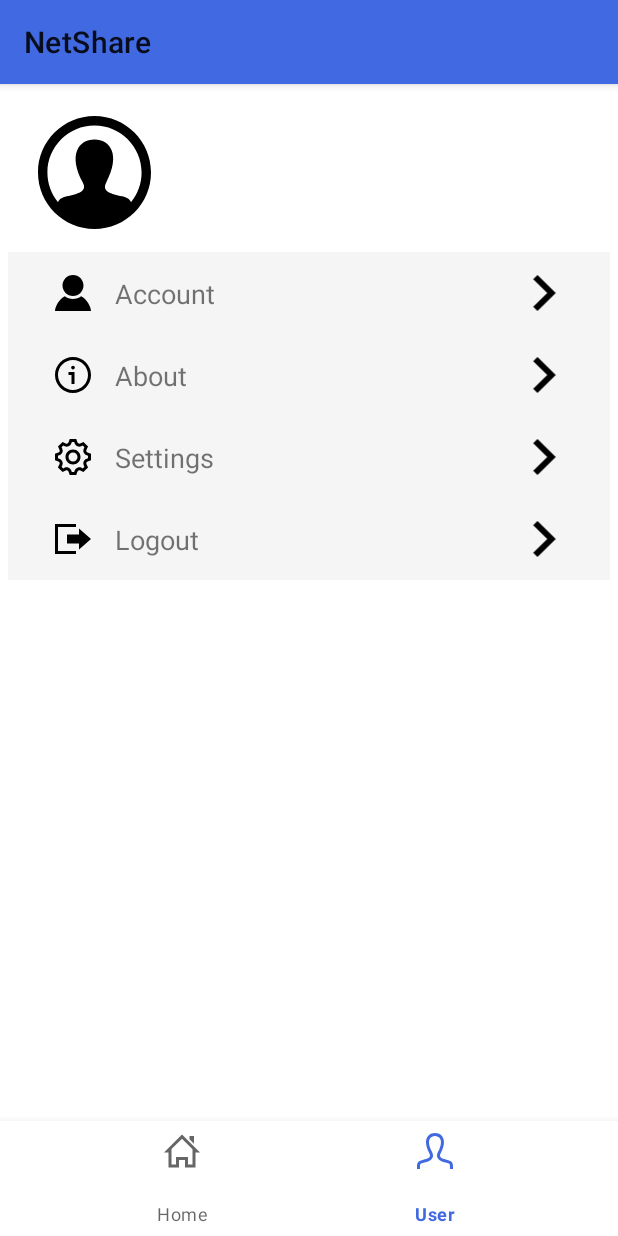
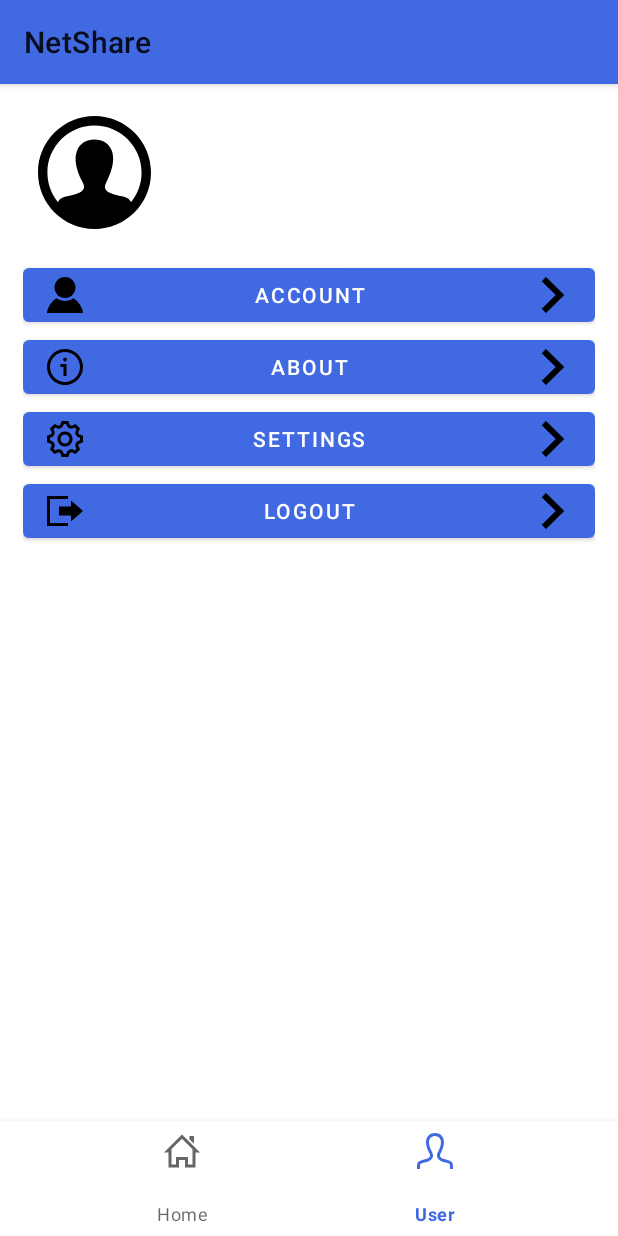
Before and after one commit to JerryFhuurr/NetShare, an Android app: the UserFragment screen opened through its navigation route, on a phone screen of 412 x 824 dp. Run offline under Robolectric (Android 15) with nearby library versions, the phone set to English and light mode, and no system bars; our stand-ins replace Firebase (no records; nobody signed in at launch, a user with empty details on screens opened directly), navigation-ui.

Commit message:
modify the buttons of items in user page but not set the style and functions(do this 31st March)

```diff
--- a/app/src/main/java/com/and/netshare/home/userlist/UserAdapter.java
+++ /dev/null
@@ -1,49 +0,0 @@
-package com.and.netshare.home.userlist;
-
-import android.view.LayoutInflater;
-import android.view.View;
-import android.view.ViewGroup;
-import android.widget.ImageView;
-import android.widget.TextView;
-
-import androidx.annotation.NonNull;
-import androidx.recyclerview.widget.RecyclerView;
-
-import com.and.netshare.R;
-
-import java.util.ArrayList;
-
-public class UserAdapter extends RecyclerView.Adapter<UserAdapter.ViewHolder> {
-    private ArrayList<UserItem> items;
-
-    UserAdapter(ArrayList<UserItem> list){
-        this.items = list;
-    }
-
-    public ViewHolder onCreateViewHolder(@NonNull ViewGroup parent, int viewType) {
-        LayoutInflater inflater = LayoutInflater.from(parent.getContext());
-        View view = inflater.inflate(R.layout.user_setting_item, parent, false);
-        return new ViewHolder(view);
-    }
-
-    public void onBindViewHolder(@NonNull ViewHolder viewHolder, int position) {
-        viewHolder.item_name.setText(items.get(position).getTitle());
-        viewHolder.item_icon.setImageResource(items.get(position).getIconId());
-    }
-
-    public int getItemCount() {
-        return items.size();
-    }
-
-
-    class ViewHolder extends RecyclerView.ViewHolder {
-        private final TextView item_name;
-        private final ImageView item_icon;
-
-        ViewHolder(View itemView) {
-            super(itemView);
-            item_name = itemView.findViewById(R.id.userList_text);
-            item_icon = itemView.findViewById(R.id.userList_icon);
-        }
-    }
-}
--- a/app/src/main/java/com/and/netshare/home/userlist/UserFragment.java
+++ b/app/src/main/java/com/and/netshare/home/userlist/UserFragment.java
@@ -10,6 +10,7 @@ import android.view.LayoutInflater;
 import android.view.View;
 import android.view.ViewGroup;
 import android.widget.TextView;
+import android.widget.Toast;
 
 import com.and.netshare.R;
 import com.google.firebase.auth.FirebaseAuth;
@@ -19,13 +20,10 @@ import java.util.ArrayList;
 
 public class UserFragment extends Fragment {
 
-    private RecyclerView userSettingList;
-    private UserAdapter userAdapter;
     private TextView userEmail;
     private TextView userName;
     private FirebaseAuth userAuth;
     private FirebaseUser currentUser;
-    private ArrayList<UserItem> items = new ArrayList<>();
 
     public UserFragment() {
         // Required empty public constructor
@@ -38,7 +36,6 @@ public class UserFragment extends Fragment {
         currentUser = userAuth.getCurrentUser();
     }
 
-
     @Override
     public View onCreateView(LayoutInflater inflater, ViewGroup container,
                              Bundle savedInstanceState) {
@@ -46,21 +43,8 @@ public class UserFragment extends Fragment {
         View v = inflater.inflate(R.layout.fragment_user, container, false);
         userEmail = v.findViewById(R.id.user_email);
         userName = v.findViewById(R.id.user_name);
+        userName.setText(currentUser.getDisplayName());
         userEmail.setText(currentUser.getEmail());
-        userName.setText(currentUser.getDisplayName());
-
-        userSettingList = v.findViewById(R.id.user_list_view);
-        userSettingList.hasFixedSize();
-        userSettingList.setLayoutManager(new LinearLayoutManager(getContext()));
-
-        // Arraylist for all the items
-        items.add(new UserItem(getString(R.string.user_item1), R.drawable.account_icon));
-        items.add(new UserItem(getString(R.string.user_item2), R.drawable.about_icon));
-        items.add(new UserItem(getString(R.string.user_item3), R.drawable.settings_icon));
-        items.add(new UserItem(getString(R.string.user_item4), R.drawable.logout_icon));
-
-        userAdapter = new UserAdapter(items);
-        userSettingList.setAdapter(userAdapter);
         return v;
     }
 }
--- a/app/src/main/java/com/and/netshare/home/userlist/UserItem.java
+++ /dev/null
@@ -1,19 +0,0 @@
-package com.and.netshare.home.userlist;
-
-public class UserItem {
-    private String title;
-    private int iconId;
-
-    UserItem(String title, int iconId){
-        this.title = title;
-        this.iconId = iconId;
-    }
-
-    public int getIconId() {
-        return iconId;
-    }
-
-    public String getTitle() {
-        return title;
-    }
-}
--- a/app/src/main/res/layout/fragment_user.xml
+++ b/app/src/main/res/layout/fragment_user.xml
@@ -44,23 +44,61 @@
                 android:id="@+id/user_name"
                 android:layout_width="wrap_content"
                 android:layout_height="wrap_content"
-                android:layout_marginStart="20dp"
+                android:layout_marginStart="16dp"
                 android:text="TextView"
                 android:textSize="20dp"
                 app:layout_constraintBottom_toTopOf="@+id/user_email"
                 app:layout_constraintStart_toEndOf="@+id/imageView3"
                 app:layout_constraintTop_toTopOf="parent"
-                app:layout_constraintVertical_bias="0.432" />
+                app:layout_constraintVertical_bias="0.551" />
         </androidx.constraintlayout.widget.ConstraintLayout>
 
+        <ScrollView
+            android:layout_width="match_parent"
+            android:layout_height="wrap_content"
+            android:paddingTop="20dp"
+            android:paddingHorizontal="10dp"
+            app:layout_constraintEnd_toEndOf="parent"
+            app:layout_constraintStart_toStartOf="parent"
+            app:layout_constraintTop_toBottomOf="@+id/user_header_container">
 
-        <androidx.recyclerview.widget.RecyclerView
-            android:id="@+id/user_list_view"
-            android:layout_width="match_parent"
-            android:layout_height="match_parent"
-            android:paddingTop="15dp"
-            app:layout_constraintTop_toBottomOf="@+id/user_header_container"
-            tools:layout_editor_absoluteX="5dp" />
+            <LinearLayout
+                android:layout_width="match_parent"
+                android:layout_height="match_parent"
+                android:orientation="vertical">
+                <Button
+                    android:id="@+id/user_account"
+                    android:layout_width="match_parent"
+                    android:layout_height="match_parent"
+                    android:text="@string/user_item1"
+                    android:drawableLeft="@drawable/account_icon"
+                    android:drawableRight="@drawable/next_icon" />
+
+                <Button
+                    android:id="@+id/user_about"
+                    android:layout_width="match_parent"
+                    android:layout_height="match_parent"
+                    android:text="@string/user_item2"
+                    android:drawableLeft="@drawable/about_icon"
+                    android:drawableRight="@drawable/next_icon" />
+
+                <Button
+                    android:id="@+id/user_settings"
+                    android:layout_width="match_parent"
+                    android:layout_height="match_parent"
+                    android:text="@string/user_item3"
+                    android:drawableLeft="@drawable/settings_icon"
+                    android:drawableRight="@drawable/next_icon" />
+
+                <Button
+                    android:id="@+id/user_logout"
+                    android:layout_width="match_parent"
+                    android:layout_height="match_parent"
+                    android:text="@string/user_item4"
+                    android:drawableLeft="@drawable/logout_icon"
+                    android:drawableRight="@drawable/next_icon" />
+            </LinearLayout>
+        </ScrollView>
 
     </androidx.constraintlayout.widget.ConstraintLayout>
 
--- a/app/src/main/res/layout/user_setting_item.xml
+++ b/app/src/main/res/layout/user_setting_item.xml
@@ -4,6 +4,7 @@
     android:layout_width="match_parent"
     android:layout_height="wrap_content"
     android:padding="15dp"
+    android:clickable="true"
     android:orientation="horizontal"
     android:background="@color/WhiteSmoke">
 
--- /dev/null
+++ b/app/src/main/res/values/styles.xml
@@ -0,0 +1,6 @@
+<?xml version="1.0" encoding="utf-8"?>
+<resources>
+    <style name="user_button_style">
+
+    </style>
+</resources>
```
